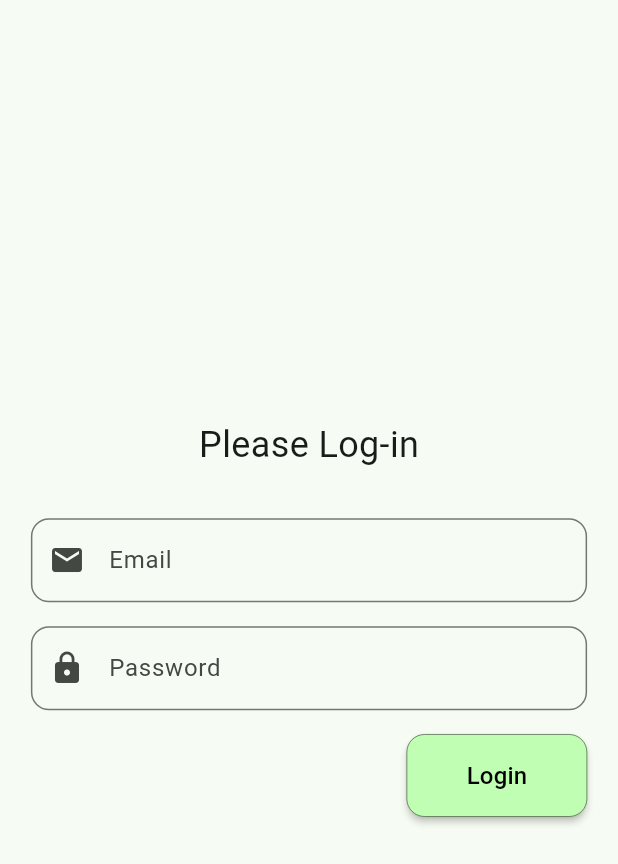
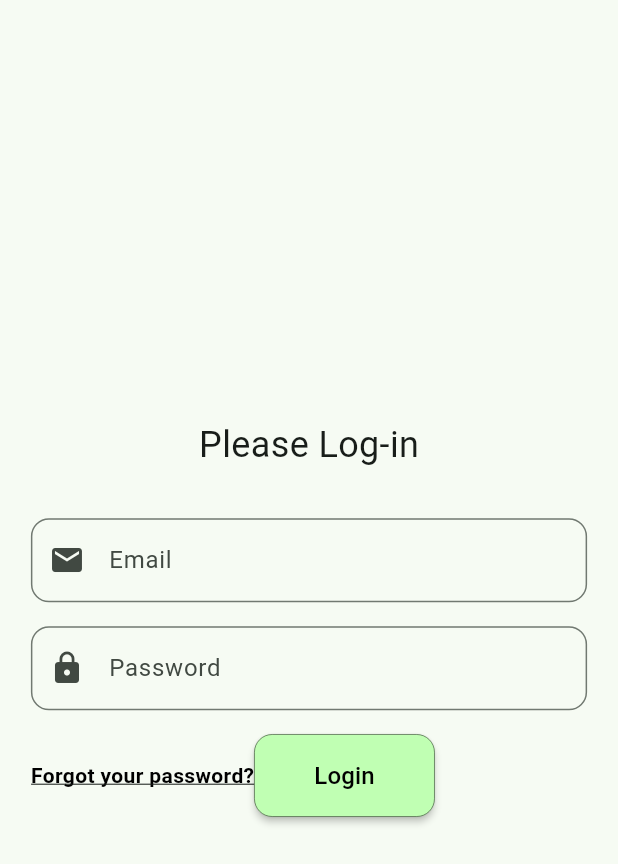
Before and after one commit to ObedDM/Fitness-system-project, a Flutter app: the screen it shows after launch, on a phone screen of 412 x 824 dp. Shown: the top 864 px of the screen. Run offline on Flutter 3.47's test engine with Material 3 defaults, Android fonts, the light colour scheme and no system bars.

Commit message:
Add: non-functional "Forgot your password?" text

```diff
--- a/mobile/lib/features/auth/screens/login_screen.dart
+++ b/mobile/lib/features/auth/screens/login_screen.dart
@@ -63,8 +63,19 @@
                       const SizedBox(height: 16),
 
                       Row(
-                        mainAxisAlignment: MainAxisAlignment.end,
+                        mainAxisAlignment: MainAxisAlignment.start,
                         children: [
+                          // Forgot your password? text
+                          Text(
+                            'Forgot your password?',
+                            textAlign: TextAlign.right,
+                            style: TextStyle(
+                              color: Colors.black,
+                              decoration: TextDecoration.underline,
+                              fontWeight: FontWeight.bold,
+                            ),
+                          ),
+
                           // Login Button
                           MaterialButton(
                             onPressed: () => {},
```
